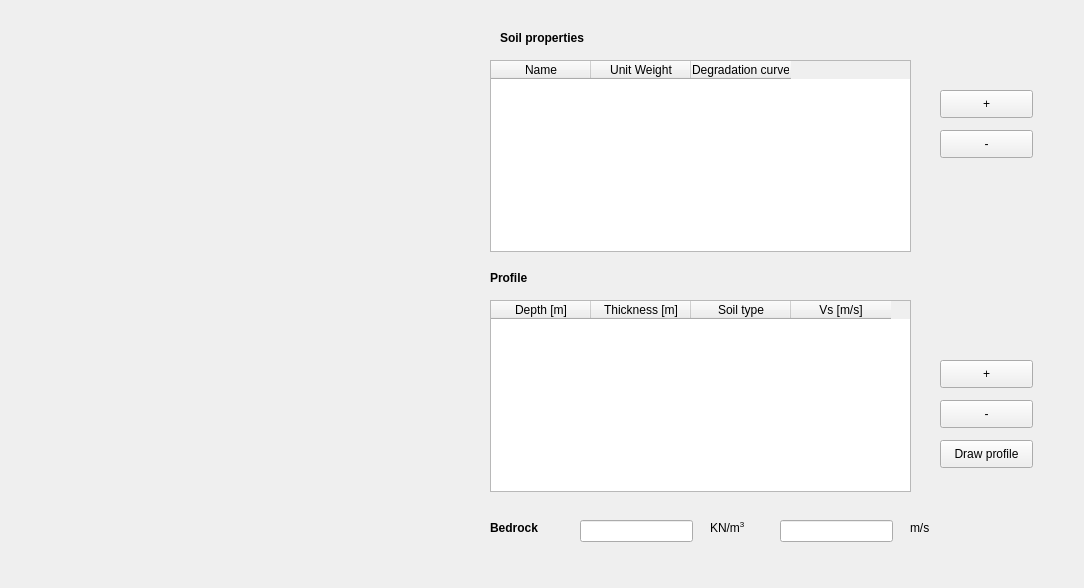
Qt form SRAmainGUI.ui (giaacunzo/NC92Soil) before a commit.
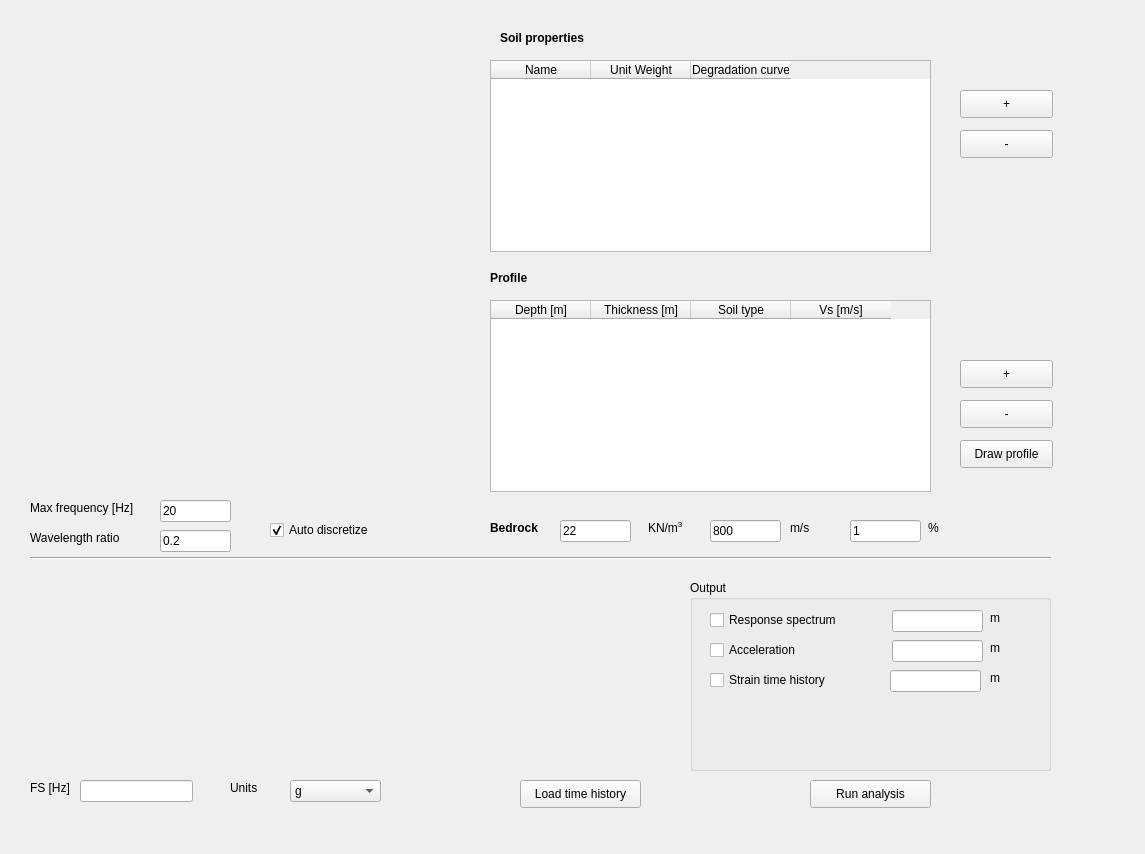
The same form after that commit. Custom widgets are drawn as their Qt base class.

Patch:
```diff
--- a/SRAmainGUI.ui
+++ b/SRAmainGUI.ui
@@ -6,8 +6,8 @@
    <rect>
     <x>0</x>
     <y>0</y>
-    <width>1084</width>
-    <height>588</height>
+    <width>1145</width>
+    <height>854</height>
    </rect>
   </property>
   <property name="windowTitle">
@@ -29,7 +29,7 @@
      <rect>
       <x>490</x>
       <y>60</y>
-      <width>421</width>
+      <width>441</width>
       <height>192</height>
      </rect>
     </property>
@@ -55,7 +55,7 @@
    <widget class="QPushButton" name="pushButton_addSoil">
     <property name="geometry">
      <rect>
-      <x>940</x>
+      <x>960</x>
       <y>90</y>
       <width>93</width>
       <height>28</height>
@@ -87,7 +87,7 @@
    <widget class="QPushButton" name="pushButton_removeSoil">
     <property name="geometry">
      <rect>
-      <x>940</x>
+      <x>960</x>
       <y>130</y>
       <width>93</width>
       <height>28</height>
@@ -102,7 +102,7 @@
      <rect>
       <x>490</x>
       <y>300</y>
-      <width>421</width>
+      <width>441</width>
       <height>192</height>
      </rect>
     </property>
@@ -152,7 +152,7 @@
    <widget class="QPushButton" name="pushButton_removeProfile">
     <property name="geometry">
      <rect>
-      <x>940</x>
+      <x>960</x>
       <y>400</y>
       <width>93</width>
       <height>28</height>
@@ -165,7 +165,7 @@
    <widget class="QPushButton" name="pushButton_addProfile">
     <property name="geometry">
      <rect>
-      <x>940</x>
+      <x>960</x>
       <y>360</y>
       <width>93</width>
       <height>28</height>
@@ -178,7 +178,7 @@
    <widget class="QPushButton" name="pushButton_drawProfile">
     <property name="geometry">
      <rect>
-      <x>940</x>
+      <x>960</x>
       <y>440</y>
       <width>93</width>
       <height>28</height>
@@ -210,17 +210,23 @@
    <widget class="QLineEdit" name="lineEdit_bedWeight">
     <property name="geometry">
      <rect>
-      <x>580</x>
+      <x>560</x>
       <y>520</y>
-      <width>113</width>
+      <width>71</width>
       <height>22</height>
      </rect>
     </property>
+    <property name="toolTip">
+     <string>Bedrock unit weight</string>
+    </property>
+    <property name="text">
+     <string>22</string>
+    </property>
    </widget>
    <widget class="QLabel" name="label_bedUnits">
     <property name="geometry">
      <rect>
-      <x>710</x>
+      <x>648</x>
       <y>520</y>
       <width>55</width>
       <height>16</height>
@@ -242,17 +248,23 @@
    <widget class="QLineEdit" name="lineEdit_bedVelocity">
     <property name="geometry">
      <rect>
-      <x>780</x>
+      <x>710</x>
       <y>520</y>
-      <width>113</width>
+      <width>71</width>
       <height>22</height>
      </rect>
     </property>
+    <property name="toolTip">
+     <string>Bedrock velocity</string>
+    </property>
+    <property name="text">
+     <string>800</string>
+    </property>
    </widget>
    <widget class="QLabel" name="label_2">
     <property name="geometry">
      <rect>
-      <x>910</x>
+      <x>790</x>
       <y>520</y>
       <width>55</width>
       <height>16</height>
@@ -268,6 +280,388 @@
      <string>m/s</string>
     </property>
    </widget>
+   <widget class="MplWidget" name="graphWidget_TH" native="true">
+    <property name="geometry">
+     <rect>
+      <x>30</x>
+      <y>580</y>
+      <width>611</width>
+      <height>191</height>
+     </rect>
+    </property>
+   </widget>
+   <widget class="Line" name="line">
+    <property name="geometry">
+     <rect>
+      <x>30</x>
+      <y>550</y>
+      <width>1021</width>
+      <height>16</height>
+     </rect>
+    </property>
+    <property name="orientation">
+     <enum>Qt::Horizontal</enum>
+    </property>
+   </widget>
+   <widget class="QPushButton" name="pushButton_loadTH">
+    <property name="geometry">
+     <rect>
+      <x>520</x>
+      <y>780</y>
+      <width>121</width>
+      <height>28</height>
+     </rect>
+    </property>
+    <property name="text">
+     <string>Load time history</string>
+    </property>
+   </widget>
+   <widget class="QGroupBox" name="groupBox_output">
+    <property name="geometry">
+     <rect>
+      <x>690</x>
+      <y>580</y>
+      <width>361</width>
+      <height>191</height>
+     </rect>
+    </property>
+    <property name="title">
+     <string>Output</string>
+    </property>
+    <widget class="QCheckBox" name="checkBox_outRS">
+     <property name="geometry">
+      <rect>
+       <x>20</x>
+       <y>30</y>
+       <width>151</width>
+       <height>20</height>
+      </rect>
+     </property>
+     <property name="text">
+      <string>Response spectrum</string>
+     </property>
+    </widget>
+    <widget class="QLineEdit" name="lineEdit_RSDepth">
+     <property name="geometry">
+      <rect>
+       <x>202</x>
+       <y>30</y>
+       <width>91</width>
+       <height>22</height>
+      </rect>
+     </property>
+    </widget>
+    <widget class="QLabel" name="label_3">
+     <property name="geometry">
+      <rect>
+       <x>300</x>
+       <y>30</y>
+       <width>21</width>
+       <height>16</height>
+      </rect>
+     </property>
+     <property name="font">
+      <font>
+       <weight>50</weight>
+       <bold>false</bold>
+      </font>
+     </property>
+     <property name="text">
+      <string>m</string>
+     </property>
+    </widget>
+    <widget class="QCheckBox" name="checkBox_outStrain">
+     <property name="geometry">
+      <rect>
+       <x>20</x>
+       <y>90</y>
+       <width>151</width>
+       <height>20</height>
+      </rect>
+     </property>
+     <property name="text">
+      <string>Strain time history</string>
+     </property>
+    </widget>
+    <widget class="QLineEdit" name="lineEdit_strainDepth">
+     <property name="geometry">
+      <rect>
+       <x>200</x>
+       <y>90</y>
+       <width>91</width>
+       <height>22</height>
+      </rect>
+     </property>
+    </widget>
+    <widget class="QLabel" name="label_4">
+     <property name="geometry">
+      <rect>
+       <x>300</x>
+       <y>90</y>
+       <width>21</width>
+       <height>16</height>
+      </rect>
+     </property>
+     <property name="font">
+      <font>
+       <weight>50</weight>
+       <bold>false</bold>
+      </font>
+     </property>
+     <property name="text">
+      <string>m</string>
+     </property>
+    </widget>
+    <widget class="QCheckBox" name="checkBox_outAcc">
+     <property name="geometry">
+      <rect>
+       <x>20</x>
+       <y>60</y>
+       <width>151</width>
+       <height>20</height>
+      </rect>
+     </property>
+     <property name="text">
+      <string>Acceleration</string>
+     </property>
+    </widget>
+    <widget class="QLineEdit" name="lineEdit_accDepth">
+     <property name="geometry">
+      <rect>
+       <x>202</x>
+       <y>60</y>
+       <width>91</width>
+       <height>22</height>
+      </rect>
+     </property>
+     <property name="text">
+      <string/>
+     </property>
+    </widget>
+    <widget class="QLabel" name="label_5">
+     <property name="geometry">
+      <rect>
+       <x>300</x>
+       <y>60</y>
+       <width>21</width>
+       <height>16</height>
+      </rect>
+     </property>
+     <property name="font">
+      <font>
+       <weight>50</weight>
+       <bold>false</bold>
+      </font>
+     </property>
+     <property name="text">
+      <string>m</string>
+     </property>
+    </widget>
+   </widget>
+   <widget class="QPushButton" name="pushButton_run">
+    <property name="geometry">
+     <rect>
+      <x>810</x>
+      <y>780</y>
+      <width>121</width>
+      <height>28</height>
+     </rect>
+    </property>
+    <property name="text">
+     <string>Run analysis</string>
+    </property>
+   </widget>
+   <widget class="QLabel" name="label_7">
+    <property name="geometry">
+     <rect>
+      <x>30</x>
+      <y>780</y>
+      <width>51</width>
+      <height>16</height>
+     </rect>
+    </property>
+    <property name="font">
+     <font>
+      <weight>50</weight>
+      <bold>false</bold>
+     </font>
+    </property>
+    <property name="text">
+     <string>FS [Hz]</string>
+    </property>
+   </widget>
+   <widget class="QLineEdit" name="lineEdit_FS">
+    <property name="geometry">
+     <rect>
+      <x>80</x>
+      <y>780</y>
+      <width>113</width>
+      <height>22</height>
+     </rect>
+    </property>
+    <property name="toolTip">
+     <string>If specified in input file, sample frequency will be automatically imported from input file</string>
+    </property>
+   </widget>
+   <widget class="QLabel" name="label_8">
+    <property name="geometry">
+     <rect>
+      <x>230</x>
+      <y>780</y>
+      <width>31</width>
+      <height>16</height>
+     </rect>
+    </property>
+    <property name="font">
+     <font>
+      <weight>50</weight>
+      <bold>false</bold>
+     </font>
+    </property>
+    <property name="text">
+     <string>Units</string>
+    </property>
+   </widget>
+   <widget class="QComboBox" name="comboBox_Units">
+    <property name="geometry">
+     <rect>
+      <x>290</x>
+      <y>780</y>
+      <width>91</width>
+      <height>22</height>
+     </rect>
+    </property>
+    <item>
+     <property name="text">
+      <string>g</string>
+     </property>
+    </item>
+    <item>
+     <property name="text">
+      <string>cm/s^2</string>
+     </property>
+    </item>
+    <item>
+     <property name="text">
+      <string>m/s^2</string>
+     </property>
+    </item>
+   </widget>
+   <widget class="QLineEdit" name="lineEdit_maxFreq">
+    <property name="geometry">
+     <rect>
+      <x>160</x>
+      <y>500</y>
+      <width>71</width>
+      <height>22</height>
+     </rect>
+    </property>
+    <property name="text">
+     <string>20</string>
+    </property>
+   </widget>
+   <widget class="QLineEdit" name="lineEdit_waveLength">
+    <property name="geometry">
+     <rect>
+      <x>160</x>
+      <y>530</y>
+      <width>71</width>
+      <height>22</height>
+     </rect>
+    </property>
+    <property name="text">
+     <string>0.2</string>
+    </property>
+   </widget>
+   <widget class="QLabel" name="label_9">
+    <property name="geometry">
+     <rect>
+      <x>30</x>
+      <y>500</y>
+      <width>121</width>
+      <height>16</height>
+     </rect>
+    </property>
+    <property name="font">
+     <font>
+      <weight>50</weight>
+      <bold>false</bold>
+     </font>
+    </property>
+    <property name="text">
+     <string>Max frequency [Hz]</string>
+    </property>
+   </widget>
+   <widget class="QCheckBox" name="checkBox_autoDiscretize">
+    <property name="geometry">
+     <rect>
+      <x>270</x>
+      <y>520</y>
+      <width>111</width>
+      <height>20</height>
+     </rect>
+    </property>
+    <property name="text">
+     <string>Auto discretize</string>
+    </property>
+    <property name="checked">
+     <bool>true</bool>
+    </property>
+   </widget>
+   <widget class="QLabel" name="label_10">
+    <property name="geometry">
+     <rect>
+      <x>30</x>
+      <y>530</y>
+      <width>121</width>
+      <height>16</height>
+     </rect>
+    </property>
+    <property name="font">
+     <font>
+      <weight>50</weight>
+      <bold>false</bold>
+     </font>
+    </property>
+    <property name="text">
+     <string>Wavelength ratio</string>
+    </property>
+   </widget>
+   <widget class="QLineEdit" name="lineEdit_bedDamping">
+    <property name="geometry">
+     <rect>
+      <x>850</x>
+      <y>520</y>
+      <width>71</width>
+      <height>22</height>
+     </rect>
+    </property>
+    <property name="toolTip">
+     <string>Bedrock damping</string>
+    </property>
+    <property name="text">
+     <string>1</string>
+    </property>
+   </widget>
+   <widget class="QLabel" name="label_6">
+    <property name="geometry">
+     <rect>
+      <x>928</x>
+      <y>520</y>
+      <width>55</width>
+      <height>16</height>
+     </rect>
+    </property>
+    <property name="font">
+     <font>
+      <weight>50</weight>
+      <bold>false</bold>
+     </font>
+    </property>
+    <property name="text">
+     <string>%</string>
+    </property>
+   </widget>
   </widget>
   <widget class="QMenuBar" name="menubar">
    <property name="geometry">
```
Left out of the diff: 2 changed lines with no effect on the pictures.
